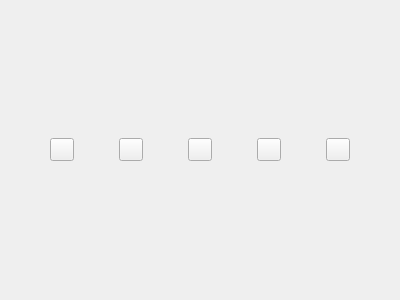
The window that FMCL/Functions/SettingEditor/SettingCards/ListSettingCardOperator.ui (1604042736/FMCL) describes before a commit, drawn with Qt 5.
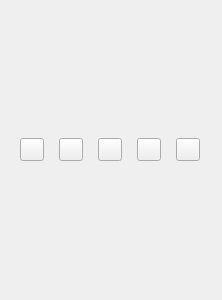
The same window after the commit. Custom widgets are drawn as their Qt base class.

Patch:
```diff
--- a/FMCL/Functions/SettingEditor/SettingCards/ListSettingCardOperator.ui
+++ b/FMCL/Functions/SettingEditor/SettingCards/ListSettingCardOperator.ui
@@ -6,10 +6,16 @@
    <rect>
     <x>0</x>
     <y>0</y>
-    <width>400</width>
+    <width>222</width>
     <height>300</height>
    </rect>
   </property>
+  <property name="maximumSize">
+   <size>
+    <width>16777215</width>
+    <height>16777215</height>
+   </size>
+  </property>
   <property name="windowTitle">
    <string/>
   </property>
```
